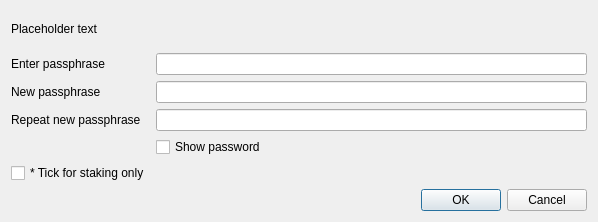
This is src/qt/forms/askpassphrasedialog.ui in SaltineChips/Rubix-V3.0.0.0 as Qt 5 draws it before an edit. The edited form follows.
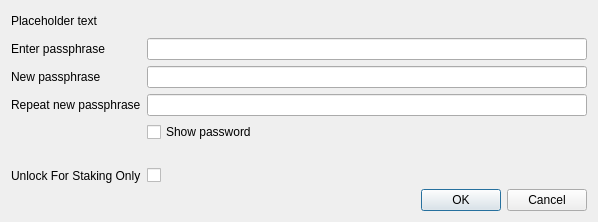
This is the edited form.

Diff of the .ui file:
```diff
--- a/src/qt/forms/askpassphrasedialog.ui
+++ b/src/qt/forms/askpassphrasedialog.ui
@@ -115,13 +115,16 @@
        </property>
       </widget>
      </item>
-     <item row="4" column="0">
-      <widget class="QCheckBox" name="stakingCheckBox">
+     <item row="5" column="0">
+      <widget class="QLabel" name="unlockForStakingOnlyLabel">
        <property name="text">
-        <string>* Tick for staking only</string>
+        <string>Unlock For Staking Only</string>
        </property>
       </widget>
      </item>
+     <item row="5" column="1">
+      <widget class="QCheckBox" name="unlockForStakingOnlyCheckBox"/>
+     </item>
     </layout>
    </item>
    <item>
```
